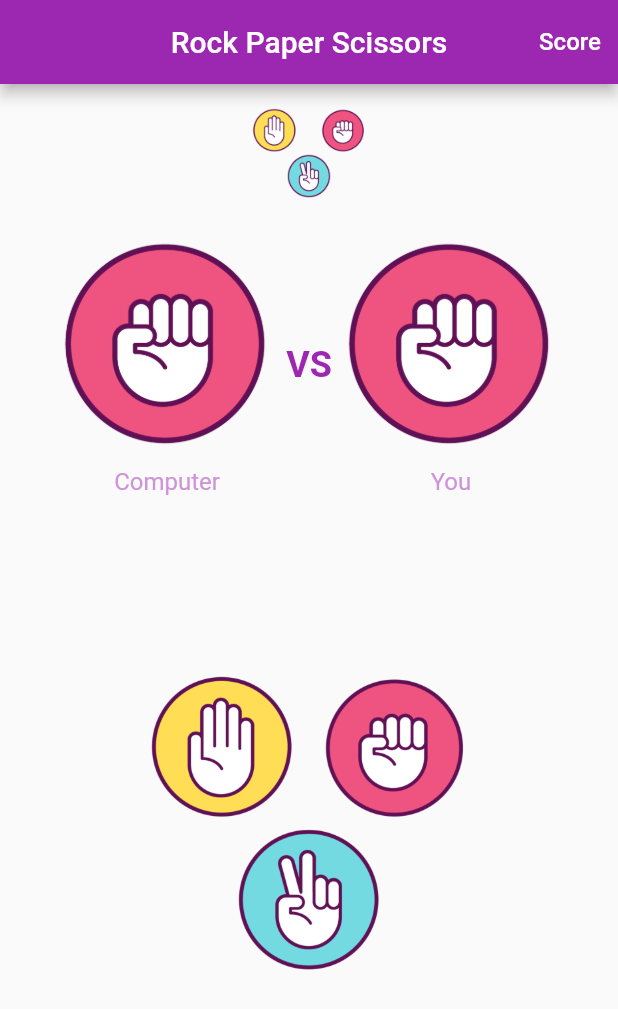
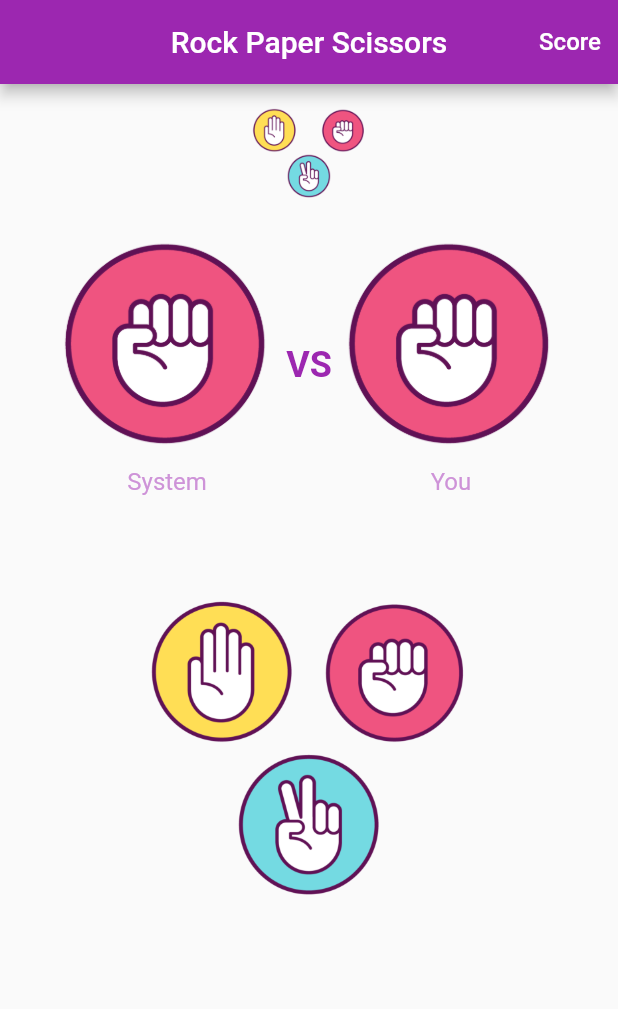
Before and after one commit to ranakh2001/paper-_rock_scissors, a Flutter app: the screen it shows after launch, on a phone screen of 412 x 824 dp. Shown: the top 1009 px of the screen. Run offline on Flutter 3.47's test engine with Material 2 defaults, Android fonts, the phone set to English and light mode, and no system bars.

```diff
--- a/lib/home.dart
+++ b/lib/home.dart
@@ -1,3 +1,4 @@
+import 'dart:async';
 import 'dart:math';
 
 import 'package:flutter/material.dart';
@@ -16,8 +17,10 @@ class _HomeState extends State<Home> {
   late int myImagenum;
   late List<int> myScore;
   late List<int> computerScore;
-  List<String> messages = ["You win!", "Computer win!", "No one win"];
+  List<String> messages = ["You win!", "System win!", "No one win"];
   String messege = "";
+  bool isPlay = false;
+  double turns = 0;
   @override
   void initState() {
     setState(() {
@@ -57,6 +60,12 @@ class _HomeState extends State<Home> {
         child: Center(
           child: Column(
             children: [
+              AnimatedRotation(
+                curve: Curves.easeInOut,
+                duration: const Duration(milliseconds: 800),
+                turns: turns,
+                child: Column(
+                  children: [
                     Row(
                       mainAxisAlignment: MainAxisAlignment.center,
                       children: [
@@ -84,6 +93,9 @@ class _HomeState extends State<Home> {
                         ),
                       ],
                     ),
+                  ],
+                ),
+              ),
               Padding(
                 padding: const EdgeInsets.all(24.0),
                 child: Row(
@@ -92,12 +104,15 @@ class _HomeState extends State<Home> {
                     Expanded(
                       child: Column(
                         children: [
-                          Image.asset("images/$randomImagenum.png"),
+                          AnimatedScale(
+                              scale: isPlay ? 0 : 1.0,
+                              duration: const Duration(milliseconds: 250),
+                              child: Image.asset("images/$randomImagenum.png")),
                           const SizedBox(
                             height: 10,
                           ),
                           Text(
-                            "Computer",
+                            "System",
                             style: TextStyle(
                                 fontSize: 16, color: Colors.purple[200]),
                           ),
@@ -118,7 +133,10 @@ class _HomeState extends State<Home> {
                     Expanded(
                       child: Column(
                         children: [
-                          Image.asset("images/$myImagenum.png"),
+                          AnimatedScale(
+                              scale: isPlay ? 0 : 1.0,
+                              duration: const Duration(milliseconds: 250),
+                              child: Image.asset("images/$myImagenum.png")),
                           const SizedBox(
                             height: 10,
                           ),
@@ -144,17 +162,23 @@ class _HomeState extends State<Home> {
                   ),
                 ),
               ),
-              const SizedBox(
-                height: 50,
-              ),
+              // const SizedBox(
+              //   height: 50,
+              // ),
               Row(
                 mainAxisAlignment: MainAxisAlignment.center,
                 children: [
                   InkWell(
                     onTap: () {
                       setState(() {
+                        isPlay = true;
+                        turns += 2;
+                      });
+                      Timer(const Duration(milliseconds: 800), () {
+                        setState(() {
                           randomImagenum = Random().nextInt(3) + 1;
                           myImagenum = 1;
+                          isPlay = false;
                           if (randomImagenum == 1) {
                             myScore.add(1);
                             computerScore.add(1);
@@ -169,6 +193,7 @@ class _HomeState extends State<Home> {
                             messege = messages[1];
                           }
                         });
+                      });
                     },
                     child: Container(
                       margin: const EdgeInsets.only(right: 8),
@@ -180,6 +205,7 @@ class _HomeState extends State<Home> {
                   InkWell(
                     onTap: () {
                       setState(() {
+                        isPlay = true;
                         randomImagenum = Random().nextInt(3) + 1;
                         myImagenum = 2;
                         if (randomImagenum == 2) {
@@ -212,6 +238,7 @@ class _HomeState extends State<Home> {
                   InkWell(
                     onTap: () {
                       setState(() {
+                        isPlay = true;
                         randomImagenum = Random().nextInt(3) + 1;
                         myImagenum = 3;
                         if (randomImagenum == 3) {
--- a/lib/main.dart
+++ b/lib/main.dart
@@ -1,6 +1,5 @@
 import 'package:flutter/material.dart';
-
-import 'home.dart';
+import 'package:paper_rock_scissors/home.dart';
 
 void main() {
   runApp(const MyApp());
```
Also changed, not shown: lib/my animation.dart (added, +61 -0 lines). Lines whose indentation alone changed are shown as unchanged.
